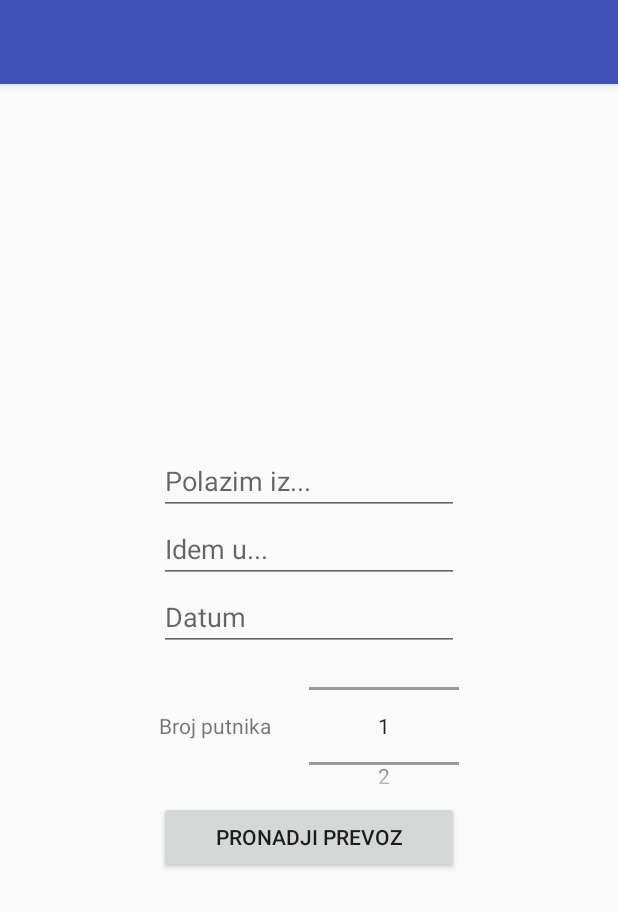
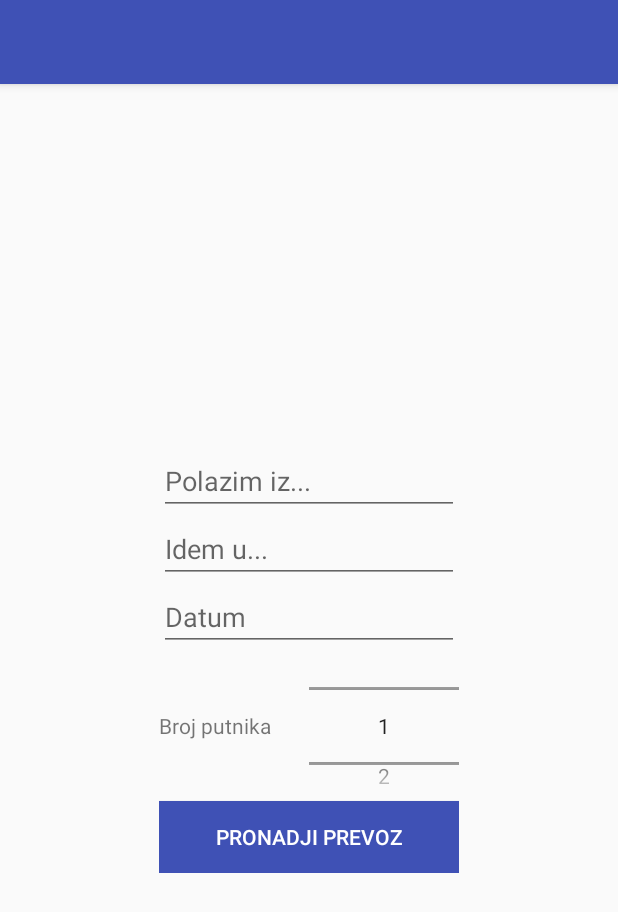
Before and after one commit to dachaKG/Stoper, an Android app: the fragment SearchFragment placed in its activity, on a phone screen of 412 x 824 dp. Shown: the top 912 px of the screen. Run offline under Robolectric (Android 15) with nearby library versions, the phone set to English and light mode, and no system bars; libraries missing offline, so code that uses them is left out: com.loopj.android, cz.msebera.android, org.springframework.http, org.springframework.web; 1 statement that could not run was skipped.

Commit message:
Changed button color

```diff
--- a/Stoper/app/src/main/res/layout/content_navigation.xml
+++ b/Stoper/app/src/main/res/layout/content_navigation.xml
@@ -12,9 +12,6 @@
         android:id="@+id/main_screen"
         android:layout_width="match_parent"
         android:layout_height="match_parent">
-
-
-
     </FrameLayout>
 
 
--- a/Stoper/app/src/main/res/layout/fragment_search.xml
+++ b/Stoper/app/src/main/res/layout/fragment_search.xml
@@ -57,7 +57,9 @@
             android:id="@+id/search_button"
             android:layout_width="match_parent"
             android:layout_height="match_parent"
-            android:text="@string/find_ride" />
+            android:text="@string/find_ride"
+            android:background="@color/colorPrimary"
+            android:textColor="@color/white"/>
     </LinearLayout>
 
 </FrameLayout>
```
